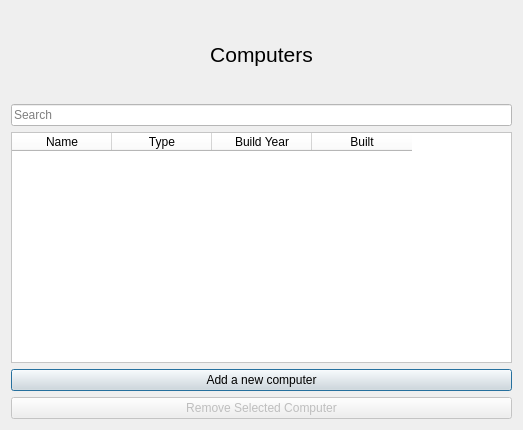
Above: GUI-verklegtVika3/computertabledialog.ui from streamerinn/Verklegt-1 before the change. Below: the same form after it.
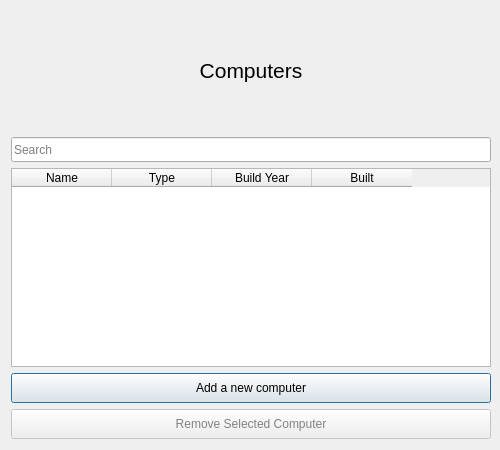
That is the form after the change.

Commit message: Layout þegar gluggar eru stækkaðir betra

Patch:
```diff
--- a/GUI-verklegtVika3/computertabledialog.ui
+++ b/GUI-verklegtVika3/computertabledialog.ui
@@ -6,16 +6,34 @@
    <rect>
     <x>0</x>
     <y>0</y>
-    <width>523</width>
-    <height>430</height>
+    <width>500</width>
+    <height>450</height>
    </rect>
   </property>
+  <property name="minimumSize">
+   <size>
+    <width>500</width>
+    <height>450</height>
+   </size>
+  </property>
+  <property name="maximumSize">
+   <size>
+    <width>16777215</width>
+    <height>16777215</height>
+   </size>
+  </property>
   <property name="windowTitle">
    <string>Computers</string>
   </property>
   <layout class="QVBoxLayout" name="verticalLayout">
    <item>
     <widget class="QLabel" name="label_2">
+     <property name="minimumSize">
+      <size>
+       <width>480</width>
+       <height>120</height>
+      </size>
+     </property>
      <property name="text">
       <string>&lt;html&gt;&lt;head/&gt;&lt;body&gt;&lt;p align=&quot;center&quot;&gt;&lt;span style=&quot; font-size:16pt;&quot;&gt;Computers&lt;/span&gt;&lt;/p&gt;&lt;/body&gt;&lt;/html&gt;</string>
      </property>
@@ -23,8 +41,20 @@
    </item>
    <item>
     <widget class="QLineEdit" name="ComputerSearch">
+     <property name="minimumSize">
+      <size>
+       <width>480</width>
+       <height>25</height>
+      </size>
+     </property>
+     <property name="maximumSize">
+      <size>
+       <width>16777215</width>
+       <height>25</height>
+      </size>
+     </property>
      <property name="styleSheet">
-      <string notr="true">background-color: rgb(255, 255, 255);</string>
+      <string notr="true"/>
      </property>
      <property name="placeholderText">
       <string>Search</string>
@@ -39,14 +69,20 @@
        <verstretch>0</verstretch>
       </sizepolicy>
      </property>
+     <property name="minimumSize">
+      <size>
+       <width>480</width>
+       <height>150</height>
+      </size>
+     </property>
      <property name="maximumSize">
       <size>
-       <width>501</width>
-       <height>231</height>
+       <width>16777215</width>
+       <height>16777215</height>
       </size>
      </property>
      <property name="styleSheet">
-      <string notr="true">background-color: rgb(255, 255, 255);</string>
+      <string notr="true"/>
      </property>
      <property name="selectionBehavior">
       <enum>QAbstractItemView::SelectRows</enum>
@@ -73,21 +109,60 @@
      </column>
     </widget>
    </item>
-   <item>
+   <item alignment="Qt::AlignHCenter">
     <widget class="QPushButton" name="AddANewComputer">
+     <property name="sizePolicy">
+      <sizepolicy hsizetype="Fixed" vsizetype="Fixed">
+       <horstretch>0</horstretch>
+       <verstretch>0</verstretch>
+      </sizepolicy>
+     </property>
+     <property name="minimumSize">
+      <size>
+       <width>480</width>
+       <height>30</height>
+      </size>
+     </property>
+     <property name="maximumSize">
+      <size>
+       <width>480</width>
+       <height>30</height>
+      </size>
+     </property>
      <property name="styleSheet">
-      <string notr="true">background-color: rgb(225, 225, 225);</string>
+      <string notr="true"/>
      </property>
      <property name="text">
       <string>Add a new computer</string>
      </property>
     </widget>
    </item>
-   <item>
+   <item alignment="Qt::AlignHCenter">
     <widget class="QPushButton" name="button_remove_computer">
      <property name="enabled">
       <bool>false</bool>
      </property>
+     <property name="sizePolicy">
+      <sizepolicy hsizetype="Fixed" vsizetype="Fixed">
+       <horstretch>0</horstretch>
+       <verstretch>0</verstretch>
+      </sizepolicy>
+     </property>
+     <property name="minimumSize">
+      <size>
+       <width>480</width>
+       <height>30</height>
+      </size>
+     </property>
+     <property name="maximumSize">
+      <size>
+       <width>480</width>
+       <height>30</height>
+      </size>
+     </property>
+     <property name="styleSheet">
+      <string notr="true">color: rgb(129, 129, 129);</string>
+     </property>
      <property name="text">
       <string>Remove Selected Computer</string>
      </property>
```
The commit also changes 4 other files.
